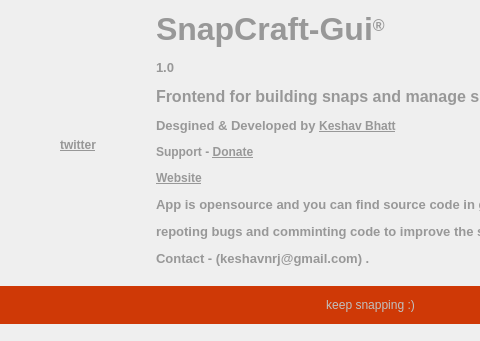
Old version of the form snapcraft-qt/aboutdialog.ui in the repository snapcraft-gui/snapcraft-gui; both pictures show x 0 to 480 and y 0 to 341 of the 741 by 341 pixel window.
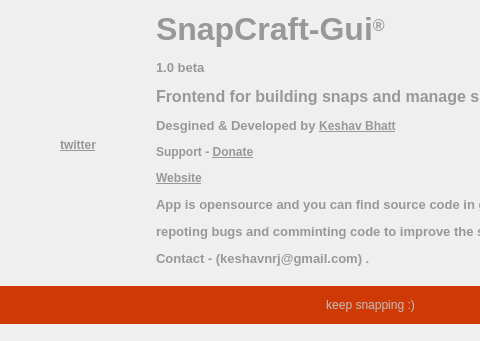
New version of the form. Icons and pictures are not drawn.

```diff
--- a/snapcraft-qt/aboutdialog.ui
+++ b/snapcraft-qt/aboutdialog.ui
@@ -97,7 +97,7 @@
           <number>1</number>
          </property>
          <property name="text">
-          <string>&lt;html&gt;&lt;head/&gt;&lt;body&gt;&lt;p&gt;&lt;span style=&quot; font-size:24pt; font-weight:600; color:#989898;&quot;&gt;SnapCraft-Gui&lt;/span&gt;&lt;span style=&quot; font-size:18pt; font-weight:600; color:#989898; vertical-align:super;&quot;&gt;®&lt;/span&gt;&lt;/p&gt;&lt;p&gt;&lt;span style=&quot; font-size:10pt; font-weight:600; color:#989898;&quot;&gt;1.0 &lt;/span&gt;&lt;/p&gt;&lt;p&gt;&lt;span style=&quot; font-size:12pt; font-weight:600; color:#989898;&quot;&gt;Frontend for building snaps and manage snap packages on Ubuntu/Linux&lt;/span&gt;&lt;span style=&quot; font-size:8pt; font-weight:600; color:#989898; vertical-align:super;&quot;&gt;TM&lt;/span&gt;&lt;/p&gt;&lt;p&gt;&lt;span style=&quot; font-size:10pt; font-weight:600; color:#989898;&quot;&gt;Desgined &amp;amp; Developed by &lt;/span&gt;&lt;a href=&quot;https://facebook.com/keshav.bhatt.393&quot;&gt;&lt;span style=&quot; font-weight:600; text-decoration: underline; color:#989898;&quot;&gt;Keshav Bhatt&lt;/span&gt;&lt;/a&gt;&lt;/p&gt;&lt;p&gt;&lt;span style=&quot; font-weight:600; color:#989898;&quot;&gt;Support - &lt;/span&gt;&lt;a href=&quot;http://armybharti.in/donate.html&quot;&gt;&lt;span style=&quot; font-weight:600; text-decoration: underline; color:#989898;&quot;&gt;Donate&lt;/span&gt;&lt;/a&gt;&lt;/p&gt;&lt;p&gt;&lt;a href=&quot;http://ktechpit.com&quot;&gt;&lt;span style=&quot; font-weight:600; text-decoration: underline; color:#989898;&quot;&gt;Website&lt;/span&gt;&lt;/a&gt;&lt;/p&gt;&lt;p&gt;&lt;span style=&quot; font-size:10pt; font-weight:600; color:#989898;&quot;&gt;App is opensource and you can find source code in github and contribute by &lt;/span&gt;&lt;/p&gt;&lt;p&gt;&lt;span style=&quot; font-size:10pt; font-weight:600; color:#989898;&quot;&gt;repoting bugs and comminting code to improve the software.&lt;/span&gt;&lt;/p&gt;&lt;p&gt;&lt;span style=&quot; font-size:10pt; font-weight:600; color:#989898;&quot;&gt;Contact - (keshavnrj@gmail.com) .&lt;/span&gt;&lt;br/&gt;&lt;/p&gt;&lt;/body&gt;&lt;/html&gt;</string>
+          <string>&lt;html&gt;&lt;head/&gt;&lt;body&gt;&lt;p&gt;&lt;span style=&quot; font-size:24pt; font-weight:600; color:#989898;&quot;&gt;SnapCraft-Gui&lt;/span&gt;&lt;span style=&quot; font-size:18pt; font-weight:600; color:#989898; vertical-align:super;&quot;&gt;®&lt;/span&gt;&lt;/p&gt;&lt;p&gt;&lt;span style=&quot; font-size:10pt; font-weight:600; color:#989898;&quot;&gt;1.0 beta&lt;/span&gt;&lt;/p&gt;&lt;p&gt;&lt;span style=&quot; font-size:12pt; font-weight:600; color:#989898;&quot;&gt;Frontend for building snaps and manage snap packages on Ubuntu/Linux&lt;/span&gt;&lt;span style=&quot; font-size:8pt; font-weight:600; color:#989898; vertical-align:super;&quot;&gt;TM&lt;/span&gt;&lt;/p&gt;&lt;p&gt;&lt;span style=&quot; font-size:10pt; font-weight:600; color:#989898;&quot;&gt;Desgined &amp;amp; Developed by &lt;/span&gt;&lt;a href=&quot;https://facebook.com/keshav.bhatt.393&quot;&gt;&lt;span style=&quot; font-weight:600; text-decoration: underline; color:#989898;&quot;&gt;Keshav Bhatt&lt;/span&gt;&lt;/a&gt;&lt;/p&gt;&lt;p&gt;&lt;span style=&quot; font-weight:600; color:#989898;&quot;&gt;Support - &lt;/span&gt;&lt;a href=&quot;http://armybharti.in/donate.html&quot;&gt;&lt;span style=&quot; font-weight:600; text-decoration: underline; color:#989898;&quot;&gt;Donate&lt;/span&gt;&lt;/a&gt;&lt;/p&gt;&lt;p&gt;&lt;a href=&quot;http://ktechpit.com&quot;&gt;&lt;span style=&quot; font-weight:600; text-decoration: underline; color:#989898;&quot;&gt;Website&lt;/span&gt;&lt;/a&gt;&lt;/p&gt;&lt;p&gt;&lt;span style=&quot; font-size:10pt; font-weight:600; color:#989898;&quot;&gt;App is opensource and you can find source code in github and contribute by &lt;/span&gt;&lt;/p&gt;&lt;p&gt;&lt;span style=&quot; font-size:10pt; font-weight:600; color:#989898;&quot;&gt;repoting bugs and comminting code to improve the software.&lt;/span&gt;&lt;/p&gt;&lt;p&gt;&lt;span style=&quot; font-size:10pt; font-weight:600; color:#989898;&quot;&gt;Contact - (keshavnrj@gmail.com) .&lt;/span&gt;&lt;br/&gt;&lt;/p&gt;&lt;/body&gt;&lt;/html&gt;</string>
          </property>
          <property name="scaledContents">
           <bool>true</bool>
```
